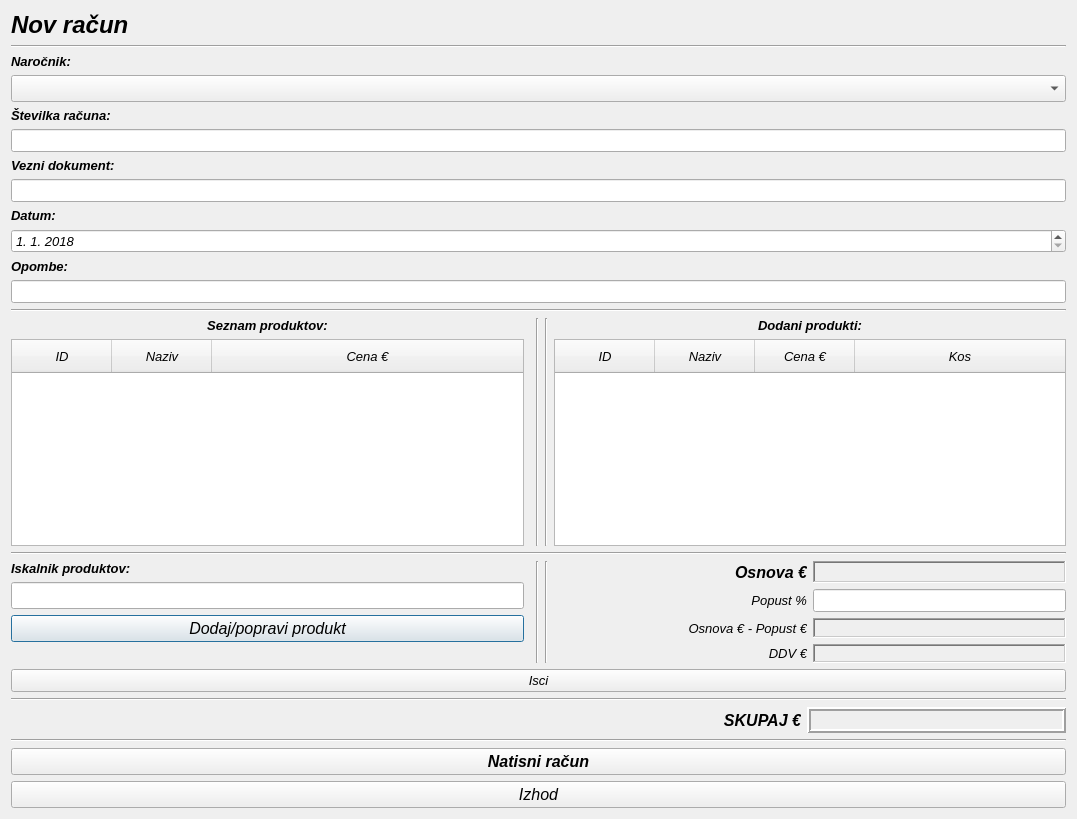
Old version of the form novracun.ui in the repository MaxMaxy/racun.
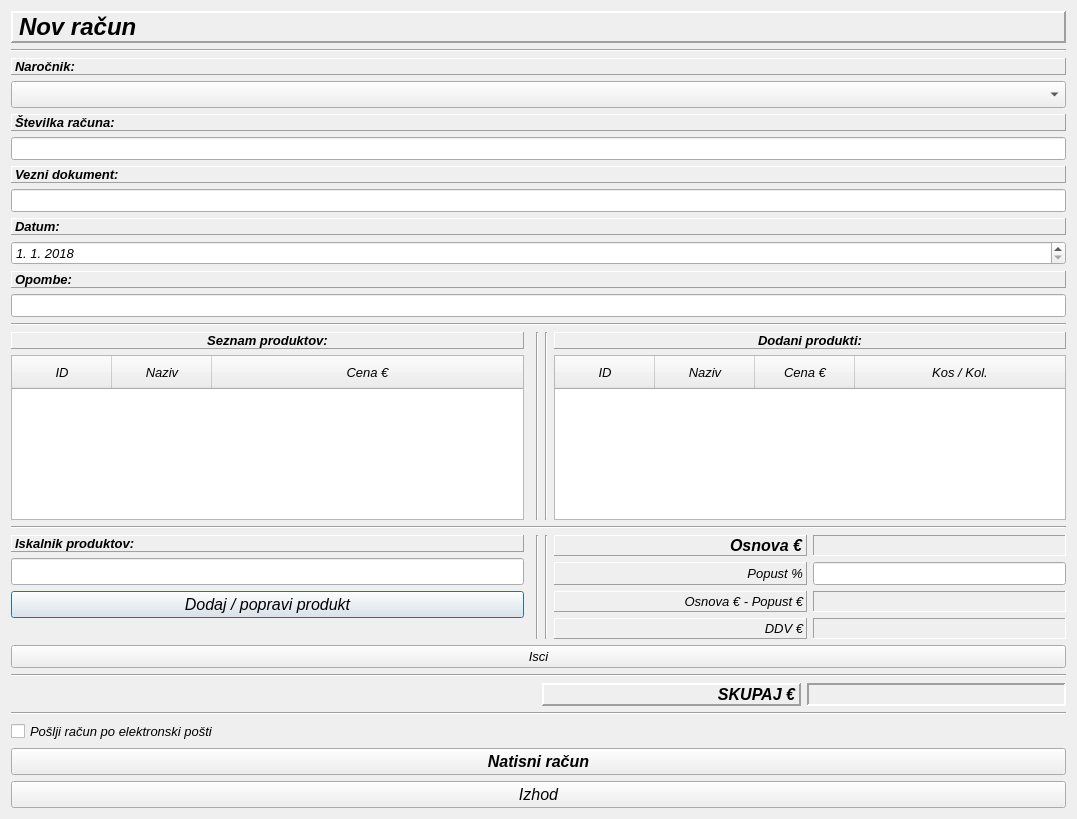
New version of the form.

Diff of the .ui file:
```diff
--- a/novracun.ui
+++ b/novracun.ui
@@ -54,6 +54,15 @@
                        <bold>true</bold>
                       </font>
                      </property>
+                     <property name="frameShape">
+                      <enum>QFrame::Panel</enum>
+                     </property>
+                     <property name="frameShadow">
+                      <enum>QFrame::Raised</enum>
+                     </property>
+                     <property name="lineWidth">
+                      <number>2</number>
+                     </property>
                      <property name="text">
                       <string>Nov račun</string>
                      </property>
@@ -87,6 +96,12 @@
                        <bold>true</bold>
                       </font>
                      </property>
+                     <property name="frameShape">
+                      <enum>QFrame::Panel</enum>
+                     </property>
+                     <property name="frameShadow">
+                      <enum>QFrame::Raised</enum>
+                     </property>
                      <property name="text">
                       <string>Naročnik:</string>
                      </property>
@@ -123,6 +138,12 @@
                        <bold>true</bold>
                       </font>
                      </property>
+                     <property name="frameShape">
+                      <enum>QFrame::Panel</enum>
+                     </property>
+                     <property name="frameShadow">
+                      <enum>QFrame::Raised</enum>
+                     </property>
                      <property name="text">
                       <string>Številka računa:</string>
                      </property>
@@ -159,6 +180,12 @@
                        <bold>true</bold>
                       </font>
                      </property>
+                     <property name="frameShape">
+                      <enum>QFrame::Panel</enum>
+                     </property>
+                     <property name="frameShadow">
+                      <enum>QFrame::Raised</enum>
+                     </property>
                      <property name="text">
                       <string>Vezni dokument:</string>
                      </property>
@@ -195,6 +222,12 @@
                        <bold>true</bold>
                       </font>
                      </property>
+                     <property name="frameShape">
+                      <enum>QFrame::Panel</enum>
+                     </property>
+                     <property name="frameShadow">
+                      <enum>QFrame::Raised</enum>
+                     </property>
                      <property name="text">
                       <string>Datum:</string>
                      </property>
@@ -241,6 +274,12 @@
                        <bold>true</bold>
                       </font>
                      </property>
+                     <property name="frameShape">
+                      <enum>QFrame::Panel</enum>
+                     </property>
+                     <property name="frameShadow">
+                      <enum>QFrame::Raised</enum>
+                     </property>
                      <property name="text">
                       <string>Opombe:</string>
                      </property>
@@ -290,6 +329,12 @@
                          <bold>true</bold>
                         </font>
                        </property>
+                       <property name="frameShape">
+                        <enum>QFrame::Panel</enum>
+                       </property>
+                       <property name="frameShadow">
+                        <enum>QFrame::Raised</enum>
+                       </property>
                        <property name="text">
                         <string>Seznam produktov:</string>
                        </property>
@@ -431,6 +476,12 @@
                          <bold>true</bold>
                         </font>
                        </property>
+                       <property name="frameShape">
+                        <enum>QFrame::Panel</enum>
+                       </property>
+                       <property name="frameShadow">
+                        <enum>QFrame::Raised</enum>
+                       </property>
                        <property name="text">
                         <string>Dodani produkti:</string>
                        </property>
@@ -530,7 +581,7 @@
                        </column>
                        <column>
                         <property name="text">
-                         <string>Kos</string>
+                         <string>Kos / Kol.</string>
                         </property>
                         <property name="font">
                          <font>
@@ -596,6 +647,12 @@
                        <bold>true</bold>
                       </font>
                      </property>
+                     <property name="frameShape">
+                      <enum>QFrame::Panel</enum>
+                     </property>
+                     <property name="frameShadow">
+                      <enum>QFrame::Raised</enum>
+                     </property>
                      <property name="text">
                       <string>Iskalnik produktov:</string>
                      </property>
@@ -651,7 +708,7 @@
                       </font>
                      </property>
                      <property name="text">
-                      <string>Dodaj/popravi produkt</string>
+                      <string>Dodaj / popravi produkt</string>
                      </property>
                     </widget>
                    </item>
@@ -708,6 +765,12 @@
                        <bold>true</bold>
                       </font>
                      </property>
+                     <property name="frameShape">
+                      <enum>QFrame::Panel</enum>
+                     </property>
+                     <property name="frameShadow">
+                      <enum>QFrame::Raised</enum>
+                     </property>
                      <property name="text">
                       <string>Osnova €</string>
                      </property>
@@ -734,7 +797,7 @@
                       </font>
                      </property>
                      <property name="frameShape">
-                      <enum>QFrame::WinPanel</enum>
+                      <enum>QFrame::Panel</enum>
                      </property>
                      <property name="frameShadow">
                       <enum>QFrame::Sunken</enum>
@@ -768,6 +831,12 @@
                        <bold>false</bold>
                       </font>
                      </property>
+                     <property name="frameShape">
+                      <enum>QFrame::Panel</enum>
+                     </property>
+                     <property name="frameShadow">
+                      <enum>QFrame::Raised</enum>
+                     </property>
                      <property name="text">
                       <string>Popust %</string>
                      </property>
@@ -822,6 +891,12 @@
                        <bold>false</bold>
                       </font>
                      </property>
+                     <property name="frameShape">
+                      <enum>QFrame::Panel</enum>
+                     </property>
+                     <property name="frameShadow">
+                      <enum>QFrame::Raised</enum>
+                     </property>
                      <property name="text">
                       <string>Osnova € - Popust €</string>
                      </property>
@@ -848,7 +923,7 @@
                       </font>
                      </property>
                      <property name="frameShape">
-                      <enum>QFrame::WinPanel</enum>
+                      <enum>QFrame::Panel</enum>
                      </property>
                      <property name="frameShadow">
                       <enum>QFrame::Sunken</enum>
@@ -882,6 +957,12 @@
                        <bold>false</bold>
                       </font>
                      </property>
+                     <property name="frameShape">
+                      <enum>QFrame::Panel</enum>
+                     </property>
+                     <property name="frameShadow">
+                      <enum>QFrame::Raised</enum>
+                     </property>
                      <property name="text">
                       <string>DDV €</string>
                      </property>
@@ -908,7 +989,7 @@
                       </font>
                      </property>
                      <property name="frameShape">
-                      <enum>QFrame::WinPanel</enum>
+                      <enum>QFrame::Panel</enum>
                      </property>
                      <property name="frameShadow">
                       <enum>QFrame::Sunken</enum>
@@ -977,6 +1058,15 @@
                    <bold>true</bold>
                   </font>
                  </property>
+                 <property name="frameShape">
+                  <enum>QFrame::Panel</enum>
+                 </property>
+                 <property name="frameShadow">
+                  <enum>QFrame::Raised</enum>
+                 </property>
+                 <property name="lineWidth">
+                  <number>2</number>
+                 </property>
                  <property name="text">
                   <string>SKUPAJ €</string>
                  </property>
@@ -1012,10 +1102,10 @@
                   <string notr="true">background-color : {50,50,50}</string>
                  </property>
                  <property name="frameShape">
-                  <enum>QFrame::Box</enum>
+                  <enum>QFrame::Panel</enum>
                  </property>
                  <property name="frameShadow">
-                  <enum>QFrame::Raised</enum>
+                  <enum>QFrame::Sunken</enum>
                  </property>
                  <property name="lineWidth">
                   <number>2</number>
@@ -1049,6 +1139,13 @@
          </item>
         </layout>
        </item>
+       <item>
+        <widget class="QCheckBox" name="checkBox_sendMail">
+         <property name="text">
+          <string>Pošlji račun po elektronski pošti</string>
+         </property>
+        </widget>
+       </item>
        <item>
         <widget class="QPushButton" name="pushButton_natisniRacun">
          <property name="font">
```
